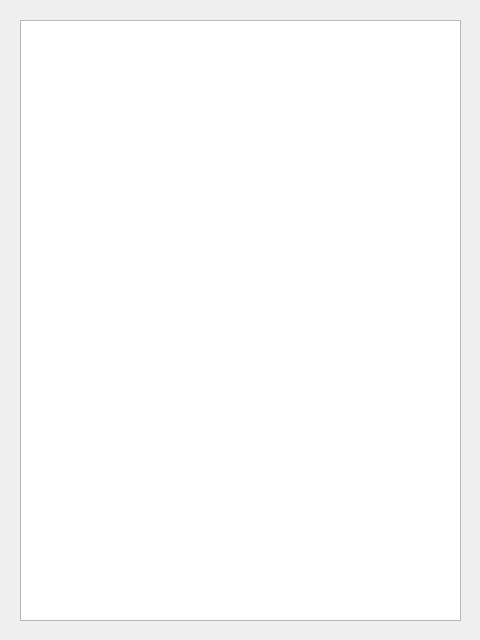
Qt form app/et-history-window/et_history_window.ui (listens-to-spotify/la-calc) before a commit.
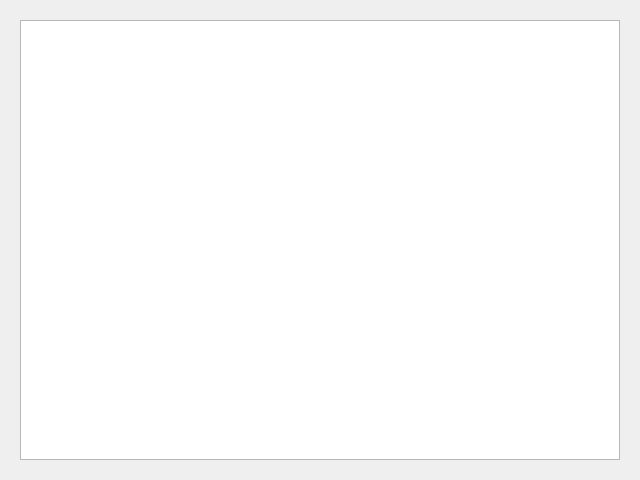
The same form after that commit.

What changed in the file:
```diff
--- a/app/et-history-window/et_history_window.ui
+++ b/app/et-history-window/et_history_window.ui
@@ -6,8 +6,8 @@
    <rect>
     <x>0</x>
     <y>0</y>
-    <width>480</width>
-    <height>640</height>
+    <width>640</width>
+    <height>480</height>
    </rect>
   </property>
   <property name="windowTitle">
@@ -18,8 +18,8 @@
     <rect>
      <x>20</x>
      <y>20</y>
-     <width>441</width>
-     <height>601</height>
+     <width>600</width>
+     <height>440</height>
     </rect>
    </property>
   </widget>
```
